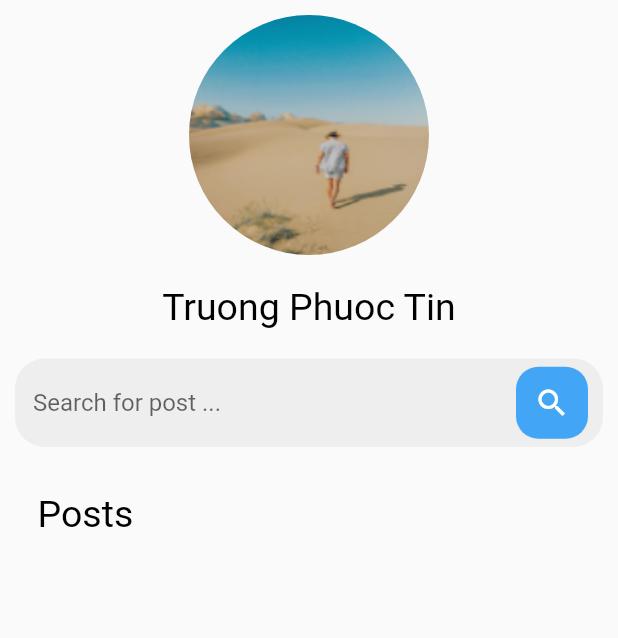
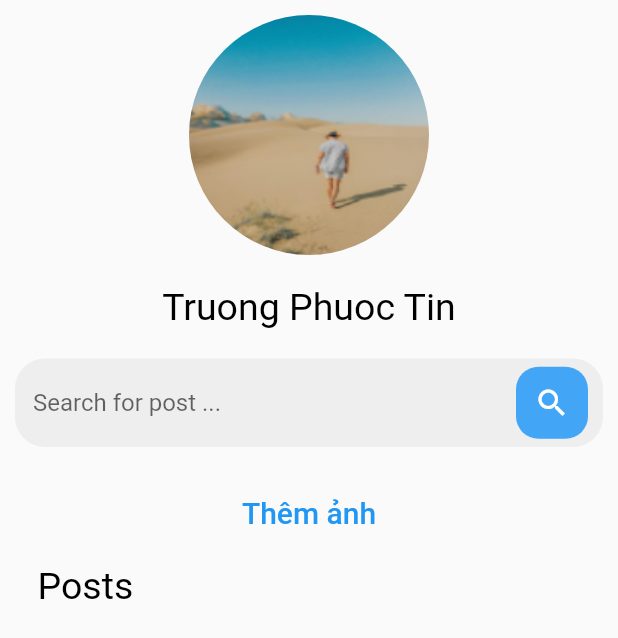
Before and after one commit to TianTruong/dio_bloc_imagepicker, a Flutter app: the screen it shows after launch, on a phone screen of 412 x 824 dp. Shown: the top 638 px of the screen. Run offline on Flutter 3.47's test engine with Material 2 defaults, Android fonts, the phone set to English and light mode, and no system bars; our stand-ins replace bloc, dio, flutter_bloc, image_picker; network calls fail.

Commit message:
update code demo

```diff
--- a/lib/bloc/imagepicker_bloc/image_picker_event.dart
+++ b/lib/bloc/imagepicker_bloc/image_picker_event.dart
@@ -4,7 +4,10 @@ part of 'image_picker_bloc.dart';
 abstract class ImagePickerEvent {}
 
 class SelectImageEvent extends ImagePickerEvent {
-  final XFile images;
+  final ImageSource source;
 
-  SelectImageEvent(this.images);
+  SelectImageEvent(this.source);
 }
+
+class SelectMultiImageEvent extends ImagePickerEvent {
+}
--- a/lib/bloc/imagepicker_bloc/image_picker_state.dart
+++ b/lib/bloc/imagepicker_bloc/image_picker_state.dart
@@ -2,10 +2,14 @@ part of 'image_picker_bloc.dart';
 
 @immutable
 class ImagePickerState {
-  final XFile? images;
+  final XFile? image;
+  final List<XFile>? lstImage;
 
-  ImagePickerState({this.images});
+  ImagePickerState({this.image, this.lstImage});
 
-  ImagePickerState copywith({XFile? images}) =>
-      ImagePickerState(images: images ?? this.images);
+  ImagePickerState selectImage({XFile? image}) =>
+      ImagePickerState(image: image ?? this.image);
+
+  ImagePickerState selectMultiImage({List<XFile>? lstImage}) =>
+      ImagePickerState(lstImage: lstImage ?? this.lstImage);
 }
--- a/lib/page/home_page.dart
+++ b/lib/page/home_page.dart
@@ -31,6 +31,7 @@ class _HomePageState extends State<HomePage> {
             children: const [
               ImageWidget(),
               SearchWidget(),
+              ImagePostWidget(),
               Padding(
                 padding: EdgeInsets.only(left: 15, top: 10, bottom: 10),
                 child: Text('Posts', style: AppTextStyle.homeTextStyle),
@@ -75,11 +76,9 @@ class _ImageWidgetState extends State<ImageWidget> {
                               title: const Text('Camera'),
                               onTap: () async {
                                 Navigator.of(context).pop();
-                                final XFile? images = await _picker.pickImage(
-                                    source: ImageSource.camera);
-                                if (images != null) {
-                                  imagePickerBloc.add(SelectImageEvent(images));
-                                }
+
+                                imagePickerBloc
+                                    .add(SelectImageEvent(ImageSource.camera));
                               },
                             ),
                             ListTile(
@@ -87,11 +86,8 @@ class _ImageWidgetState extends State<ImageWidget> {
                               title: const Text('Gallery'),
                               onTap: () async {
                                 Navigator.of(context).pop();
-                                final XFile? images = await _picker.pickImage(
-                                    source: ImageSource.gallery);
-                                if (images != null) {
-                                  imagePickerBloc.add(SelectImageEvent(images));
-                                }
+                                imagePickerBloc
+                                    .add(SelectImageEvent(ImageSource.gallery));
                               },
                             )
                           ],
@@ -99,9 +95,9 @@ class _ImageWidgetState extends State<ImageWidget> {
                       ));
             },
             child: BlocBuilder<ImagePickerBloc, ImagePickerState>(
-              builder: (context, state) => state.images != null
+              builder: (context, state) => state.image != null
                   ? Image.file(
-                      File(state.images!.path),
+                      File(state.image!.path),
                       fit: BoxFit.cover,
                       cacheHeight: 160,
                       cacheWidth: 160,
@@ -122,6 +118,110 @@ class _ImageWidgetState extends State<ImageWidget> {
                   Text('Truong Phuoc Tin', style: AppTextStyle.homeTextStyle)),
         ),
       ],
+    );
+  }
+}
+
+class ImagePostWidget extends StatefulWidget {
+  const ImagePostWidget({Key? key}) : super(key: key);
+
+  @override
+  State<ImagePostWidget> createState() => _ImagePostWidgetState();
+}
+
+class _ImagePostWidgetState extends State<ImagePostWidget> {
+  @override
+  Widget build(BuildContext context) {
+    final imagePickerBloc = BlocProvider.of<ImagePickerBloc>(context);
+
+    return InkWell(
+      onTap: () {
+        showModalBottomSheet(
+            context: context,
+            builder: (context) => Container(
+                  height: 150,
+                  child: Column(
+                    children: [
+                      ListTile(
+                        leading: const Icon(Icons.camera_alt),
+                        title: const Text('One'),
+                        onTap: () async {
+                          Navigator.of(context).pop();
+                          imagePickerBloc
+                              .add(SelectImageEvent(ImageSource.gallery));
+                        },
+                      ),
+                      ListTile(
+                        leading: const Icon(Icons.image),
+                        title: const Text('Multi'),
+                        onTap: () async {
+                          Navigator.of(context).pop();
+                          imagePickerBloc.add(SelectMultiImageEvent());
+                        },
+                      )
+                    ],
+                  ),
+                ));
+      },
+      child: BlocBuilder<ImagePickerBloc, ImagePickerState>(
+          builder: (context, state) => state.image != null
+              ? Container(
+                height: 200,
+                child: Image.file(
+                    File(state.image!.path),
+                    fit: BoxFit.cover,
+                    cacheHeight: 160,
+                    cacheWidth: 160,
+                  ),
+              )
+              : state.lstImage != null
+                  ? Container(
+                      height: 200,
+                      child: GridView.builder(
+                          gridDelegate:
+                              const SliverGridDelegateWithFixedCrossAxisCount(
+                                  crossAxisCount: 3),
+                          itemCount: state.lstImage?.length,
+                          itemBuilder: (context, index) => Padding(
+                                padding: const EdgeInsets.all(5),
+                                child: Image.file(
+                                  File(state.lstImage![index].path),
+                                  fit: BoxFit.cover,
+                                  cacheHeight: 160,
+                                  cacheWidth: 160,
+                                ),
+                              )))
+                  : TextButton(
+                      onPressed: () {
+                        showModalBottomSheet(
+                            context: context,
+                            builder: (context) => Container(
+                                  height: 150,
+                                  child: Column(
+                                    children: [
+                                      ListTile(
+                                        leading: const Icon(Icons.image),
+                                        title: const Text('Chọn 1 ảnh'),
+                                        onTap: () async {
+                                          Navigator.of(context).pop();
+                                          imagePickerBloc.add(SelectImageEvent(
+                                              ImageSource.gallery));
+                                        },
+                                      ),
+                                      ListTile(
+                                        leading: const Icon(Icons.image),
+                                        title: const Text('Chọn nhiều ảnh'),
+                                        onTap: () async {
+                                          Navigator.of(context).pop();
+                                          imagePickerBloc
+                                              .add(SelectMultiImageEvent());
+                                        },
+                                      )
+                                    ],
+                                  ),
+                                ));
+                      },
+                      child: const Text('Thêm ảnh', style: TextStyle(fontSize: 20),))),
     );
   }
 }
```
Also changed, not shown: lib/bloc/imagepicker_bloc/image_picker_bloc.dart (+16 -4 lines).
